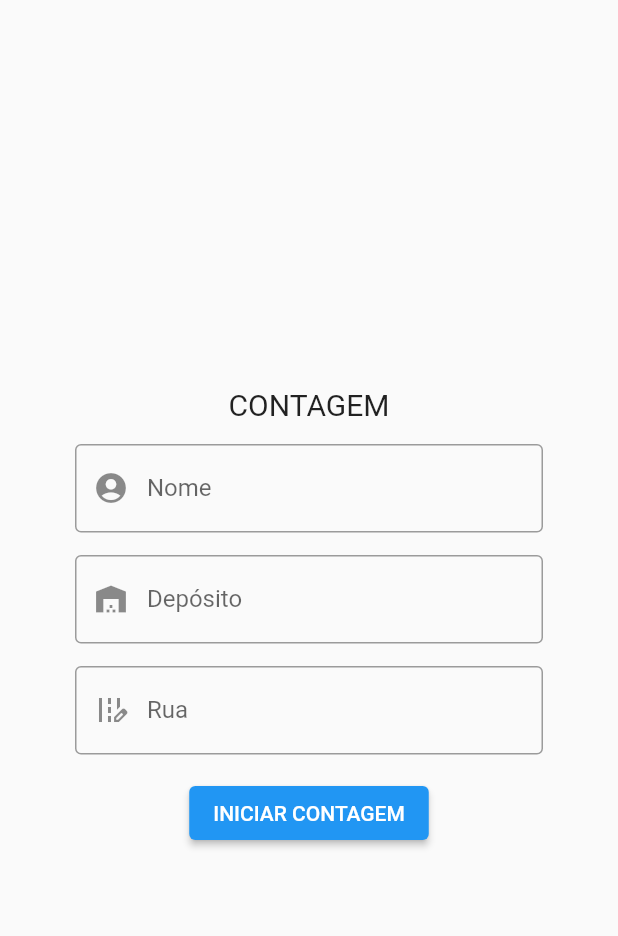
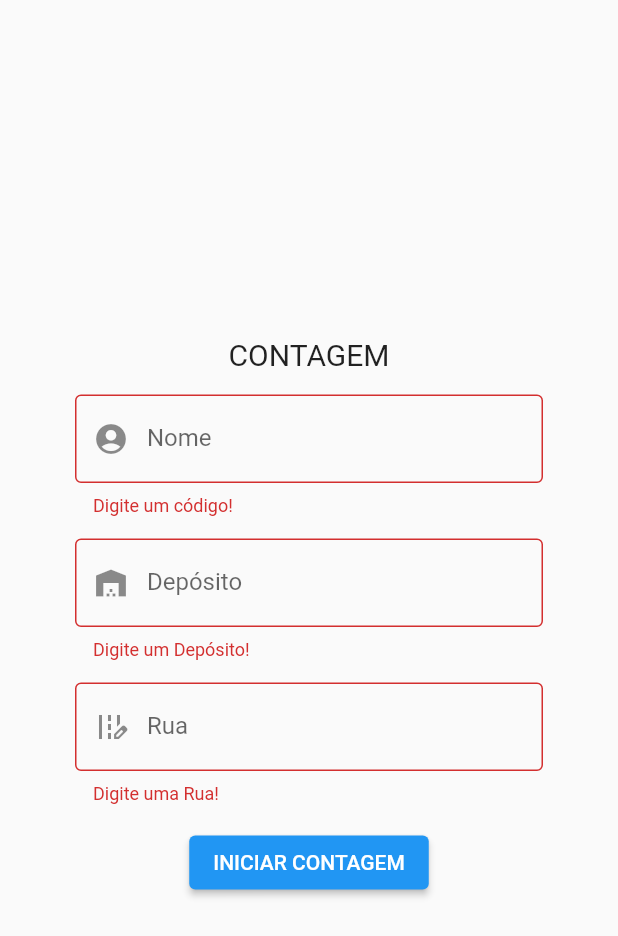
Before and after one commit to iAN3107/contagem_dep_app, a Flutter app: the screen it shows after launch, after a tap on "INICIAR CONTAGEM", on a phone screen of 412 x 824 dp. Shown: the top 936 px of the screen. Run offline on Flutter 3.47's test engine with Material 2 defaults, Android fonts, the phone set to English and light mode, and no system bars; missing offline and left inert: sql_conn.

Commit message:
backend login page

```diff
--- /dev/null
+++ b/lib/src/models/contagem_pendentes.dart
@@ -0,0 +1,61 @@
+import 'dart:convert';
+
+List<ContagemPendentes> contagemPendentesFromJson(String str) => List<ContagemPendentes>.from(json.decode(str).map((x) => ContagemPendentes.fromJson(x)));
+
+String contagemPendentesToJson(List<ContagemPendentes> data) => json.encode(List<dynamic>.from(data.map((x) => x.toJson())));
+
+class ContagemPendentes {
+  ContagemPendentes({
+    required this.cod,
+    required this.deposito,
+    required this.rua,
+    required this.bloco,
+    required this.nivel,
+    required this.apartamento,
+    required this.descricao,
+    required this.fatorCaixa,
+    required this.lote,
+    required this.validade,
+    required this.status,
+  });
+
+  int cod;
+  int deposito;
+  int rua;
+  int bloco;
+  int nivel;
+  int apartamento;
+  String descricao;
+  int fatorCaixa;
+  int lote;
+  String validade;
+  int status;
+
+  factory ContagemPendentes.fromJson(Map<String, dynamic> json) => ContagemPendentes(
+    cod: json["cod"],
+    deposito: json["deposito"],
+    rua: json["rua"],
+    bloco: json["bloco"],
+    nivel: json["nivel"],
+    apartamento: json["apartamento"],
+    descricao: json["descricao"],
+    fatorCaixa: json["fatorCaixa"],
+    lote: json["lote"],
+    validade: json["validade"],
+    status: json["status"],
+  );
+
+  Map<String, dynamic> toJson() => {
+    "cod": cod,
+    "deposito": deposito,
+    "rua": rua,
+    "bloco": bloco,
+    "nivel": nivel,
+    "apartamento": apartamento,
+    "descricao": descricao,
+    "fatorCaixa": fatorCaixa,
+    "lote": lote,
+    "validade": validade,
+    "status": status,
+  };
+}
--- /dev/null
+++ b/lib/src/models/usuario.dart
@@ -0,0 +1,25 @@
+import 'dart:convert';
+
+List<Usuario> usuarioFromJson(String str) => List<Usuario>.from(json.decode(str).map((x) => Usuario.fromJson(x)));
+
+String usuarioToJson(List<Usuario> data) => json.encode(List<dynamic>.from(data.map((x) => x.toJson())));
+
+class Usuario {
+  Usuario({
+    required this.cod,
+    required this.nome,
+  });
+
+  int cod;
+  String nome;
+
+  factory Usuario.fromJson(Map<String, dynamic> json) => Usuario(
+    cod: json["cod"],
+    nome: json["nome"],
+  );
+
+  Map<String, dynamic> toJson() => {
+    "cod": cod,
+    "nome": nome,
+  };
+}
--- /dev/null
+++ b/lib/src/pages/contagem.dart
@@ -0,0 +1,15 @@
+import 'package:flutter/material.dart';
+
+class ContagemPage extends StatefulWidget {
+  const ContagemPage({Key? key}) : super(key: key);
+
+  @override
+  State<ContagemPage> createState() => _ContagemPageState();
+}
+
+class _ContagemPageState extends State<ContagemPage> {
+  @override
+  Widget build(BuildContext context) {
+    return Scaffold(body: Center(child: SingleChildScrollView(child: Text('foda-se'))),);
+  }
+}
--- a/lib/src/pages/login.dart
+++ b/lib/src/pages/login.dart
@@ -1,3 +1,6 @@
+import 'package:contagem_dep_app/src/services/sql.dart';
+import 'package:contagem_dep_app/src/widget/alertas.dart';
+import 'package:contagem_dep_app/src/widget/toasts.dart';
 import 'package:flutter/material.dart';
 
 class LoginPage extends StatefulWidget {
@@ -9,44 +12,115 @@ class LoginPage extends StatefulWidget {
 
 class _LoginPageState extends State<LoginPage> {
   @override
+  final CodController = TextEditingController();
+  final DepositoController = TextEditingController();
+  final RuaController = TextEditingController();
+  final formKey = GlobalKey<FormState>();
+  var codError = false;
+
   Widget build(BuildContext context) {
     return Scaffold(
         body: Center(
             child: SingleChildScrollView(
       child: Padding(
         padding: const EdgeInsets.all(50.0),
+        child: Form(
+          key: formKey,
           child: Column(
             children: [
               Text(
                 'CONTAGEM',
                 style: TextStyle(fontSize: 20),
-            ), SizedBox(height: 15,),
+              ),
+              SizedBox(
+                height: 15,
+              ),
               TextFormField(
+                validator: (value) {
+                  if (codError!) {
+                    return 'Código inválido';
+                  }
+                  if (value!.isEmpty) {
+                    return 'Digite um código!';
+                  }
+                },
+                controller: CodController,
                 decoration: InputDecoration(
+                  errorText: null,
                   labelText: 'Nome',
-                border: OutlineInputBorder(),prefixIcon:Icon(
+                  border: OutlineInputBorder(),
+                  prefixIcon: Icon(
                     Icons.account_circle,
                   ),
                 ),
-            ), SizedBox(height: 15,),
+              ),
+              SizedBox(
+                height: 15,
+              ),
               TextFormField(
+                validator: (value) {
+                  if (value!.isEmpty) {
+                    return 'Digite um Depósito!';
+                  }
+                },
+                controller: DepositoController,
                 decoration: InputDecoration(
                   labelText: 'Depósito',
-                border: OutlineInputBorder(),prefixIcon:Icon(
+                  border: OutlineInputBorder(),
+                  prefixIcon: Icon(
                     Icons.warehouse,
                   ),
                 ),
-            ), SizedBox(height: 15,),
+              ),
+              SizedBox(
+                height: 15,
+              ),
               TextFormField(
+                validator: (value) {
+                  if (value!.isEmpty) {
+                    return 'Digite uma Rua!';
+                  }
+                },
+                controller: RuaController,
                 decoration: InputDecoration(
                   labelText: 'Rua',
-                border: OutlineInputBorder(),prefixIcon:Icon(
+                  border: OutlineInputBorder(),
+                  prefixIcon: Icon(
                     Icons.edit_road,
                   ),
                 ),
-            ),SizedBox(height: 15,),
-            ElevatedButton(onPressed: (){}, child: Text('INICIAR CONTAGEM'))
+              ),
+              SizedBox(
+                height: 15,
+              ),
+              ElevatedButton(
+                  onPressed: () async {
+                    try {
+                      formKey.currentState!.validate();
+                      if (CodController.text.isNotEmpty &
+                          DepositoController.text.isNotEmpty &
+                          RuaController.text.isNotEmpty) {
+                        if (await SQLServer().validaLogin(CodController.text)) {
+                          codError = false;
+                          formKey.currentState!.validate();
+                          if (await SQLServer().verificaContagem(
+                              DepositoController.text, RuaController.text)) {
+                            confirmaContagem(context, await SQLServer().retornaNome(CodController.text));
+                          } else {
+                            depositoOuRuaJaContada(context);
+                          }
+                        } else {
+                          codError = true;
+                          formKey.currentState!.validate();
+                        }
+                      }
+                    } catch (e) {
+                      print(e);
+                    }
+                  },
+                  child: Text('INICIAR CONTAGEM'))
             ],
+          ),
         ),
       ),
     )));
--- a/lib/src/services/sql.dart
+++ b/lib/src/services/sql.dart
@@ -0,0 +1,50 @@
+import 'package:contagem_dep_app/src/models/contagem_pendentes.dart';
+import 'package:contagem_dep_app/src/models/usuario.dart';
+import 'package:contagem_dep_app/src/services/sql_config.dart';
+import 'package:sql_conn/sql_conn.dart';
+
+class SQLServer {
+  var connection = SqlConn.connect(
+      ip: "192.168.11.100",
+      port: "1433",
+      databaseName: "APP_CONTAGEM",
+      username: 'sa',
+      password: senha());
+
+  Future<bool> validaLogin(cod) async {
+    await connection;
+
+    var res = await SqlConn.readData("SELECT * FROM USUARIOS where cod = $cod");
+    List<Usuario> usuario = usuarioFromJson(res);
+
+    if (usuario.isNotEmpty) {
+      return true;
+    }
+
+    return false;
+  }
+
+  // VERIFICA SE TEM ALGUMA CONTAGEM PARA ESSA RUA DO DEPÓSITO
+  Future<bool> verificaContagem(deposito, rua) async {
+    await connection;
+
+    var res = await SqlConn.readData(
+        "SELECT * FROM PENDENTES WHERE deposito = '$deposito' and rua = '$rua' and status = 0");
+    List<ContagemPendentes> pendentes = contagemPendentesFromJson(res);
+
+    if (pendentes.isNotEmpty) {
+      return true;
+    }
+    return false;
+  }
+
+  //RETORNA O NOME DO CONTADOR PARA ELE FAZER A VERIFICAÇÃO QUE É ELE MESMO!
+  Future<String> retornaNome(cod) async {
+    await connection;
+
+    var res = await SqlConn.readData("SELECT * FROM USUARIOS where cod = $cod");
+    List<Usuario> usuario = usuarioFromJson(res);
+
+    return usuario[0].nome;
+  }
+}
--- /dev/null
+++ b/lib/src/widget/alertas.dart
@@ -0,0 +1,18 @@
+import 'package:flutter/material.dart';
+
+confirmaContagem(context, nome) {
+  showDialog(
+      context: context,
+      builder: (BuildContext) {
+        return AlertDialog(title: Text('ATENÇÃO'),
+          content: Text(
+              'Tem certeza que deseja iniciar essa contagem como $nome?'),
+          actions: [
+            ElevatedButton(onPressed: () {
+              Navigator.of(context).pop();
+            }, child: Text('NÃO')),
+            ElevatedButton(onPressed: () {}, child: Text('SIM')),
+          ],);
+      }
+  );
+}
--- /dev/null
+++ b/lib/src/widget/toasts.dart
@@ -0,0 +1,9 @@
+import 'package:flutter/material.dart';
+
+usuarioInexistente(context) {
+  return ScaffoldMessenger.of(context).showSnackBar(SnackBar(content: Text('Usuario não existe!', style: TextStyle(fontSize: 20),)));
+}
+
+depositoOuRuaJaContada(context) {
+  return ScaffoldMessenger.of(context).showSnackBar(SnackBar(content: Text('Não tem nada para ser contado nesta rua/depósito!', style: TextStyle(fontSize: 20),)));
+}
--- a/pubspec.yaml
+++ b/pubspec.yaml
@@ -36,6 +36,7 @@ dependencies:
   # The following adds the Cupertino Icons font to your application.
   # Use with the CupertinoIcons class for iOS style icons.
   cupertino_icons: ^1.0.2
+  sql_conn: ^0.0.3
 
 dev_dependencies:
   flutter_test:
```
Also changed, not shown: pubspec.lock. Lines whose indentation alone changed are shown as unchanged.
